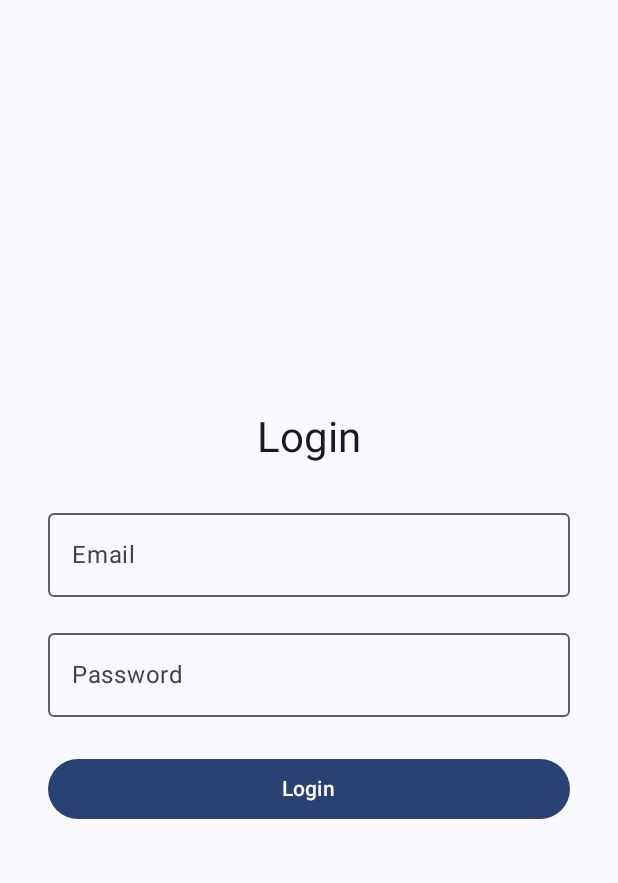
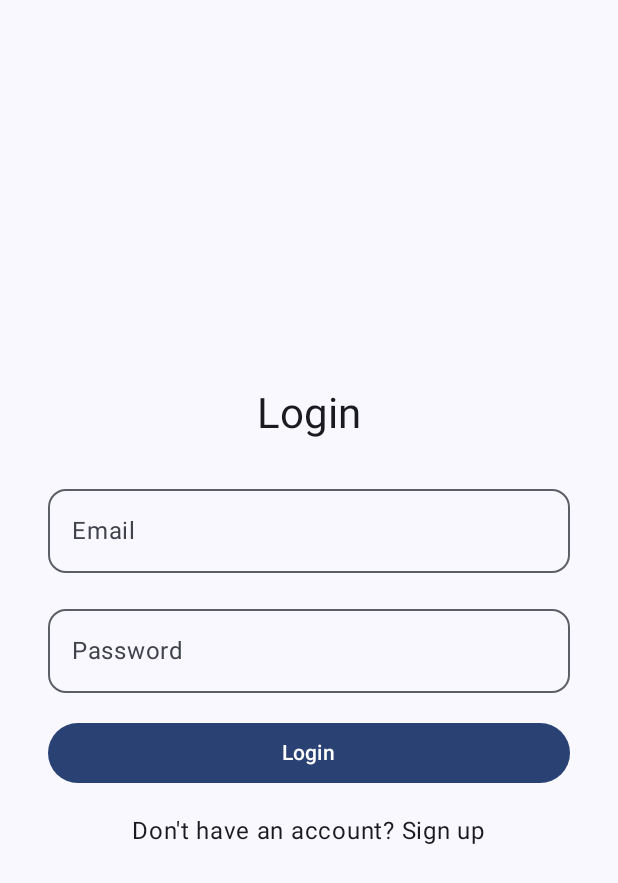
Before and after one commit to HAlGhanim/Cheque-Android, an Android app built with Jetpack Compose: the screen it shows after launch (MainActivity), on a phone screen of 412 x 824 dp. Shown: the top 883 px of the screen. Run offline under Robolectric (Android 15) with nearby library versions, the phone set to English and light mode, and no system bars.

Commit message:
Added new Register Screens ( AND LINKED THEM WITH THE BACKEND)

```diff
--- /dev/null
+++ b/app/src/main/java/com/example/cheque_android/data/AccountRequest.kt
@@ -0,0 +1,6 @@
+package com.example.cheque_android.data
+
+data class AccountRequest(
+
+    val accountType: String,
+)
--- /dev/null
+++ b/app/src/main/java/com/example/cheque_android/data/RegisterRequests.kt
@@ -0,0 +1,6 @@
+package com.example.cheque_android.data
+
+data class RegisterRequests(
+    val email: String,
+    val password: String
+)
--- a/app/src/main/java/com/example/cheque_android/data/User.kt
+++ b/app/src/main/java/com/example/cheque_android/data/User.kt
@@ -3,7 +3,7 @@ package com.example.cheque_android.data
 data class User(
     var email: String,
     var password: String,
-    val role: Role? = null,
+    val role: Role = Role.USER,
     val token: String? = null
 )
 
--- a/app/src/main/java/com/example/cheque_android/data/response/TokenResponse.kt
+++ b/app/src/main/java/com/example/cheque_android/data/response/TokenResponse.kt
@@ -1,6 +1,11 @@
 package com.example.cheque_android.data.response
 
-data class TokenResponse(val token: String?) {
+
+data class TokenResponse(
+    val token: String?,
+    val user: Any? = null
+
+){
     fun getBearerToken(): String {
         return "Bearer $token"
     }
--- a/app/src/main/java/com/example/cheque_android/navigation/AppNavigation.kt
+++ b/app/src/main/java/com/example/cheque_android/navigation/AppNavigation.kt
@@ -6,6 +6,9 @@ import androidx.navigation.compose.NavHost
 import androidx.navigation.compose.composable
 import com.example.cheque_android.ui.screens.HomeScreen
 import com.example.cheque_android.ui.screens.LoginScreen
+import com.example.cheque_android.ui.screens.RegisterScreen
+import com.example.cheque_android.ui.screens.SignupFailureScreen
+import com.example.cheque_android.ui.screens.SignupSuccessScreen
 import com.example.cheque_android.viewmodel.ChequeViewModel
 
 @Composable
@@ -14,9 +17,19 @@ fun AppNavigation(navController: NavHostController, viewModel: ChequeViewModel)
         composable(Screen.Login.route) {
             LoginScreen(viewModel = viewModel, navController = navController)
         }
+        composable(Screen.Register.route) {
+            RegisterScreen(viewModel = viewModel, navController = navController)
+        }
         composable(Screen.Home.route) {
             HomeScreen(viewModel = viewModel, navController = navController)
         }
+        composable(Screen.SignupSuccess.route) {
+            SignupSuccessScreen(navController = navController)
+        }
+        composable(Screen.SignupFailureScreen.route) {
+            SignupFailureScreen(navController = navController)
+        }
+
 
     }
 }
--- a/app/src/main/java/com/example/cheque_android/navigation/Screen.kt
+++ b/app/src/main/java/com/example/cheque_android/navigation/Screen.kt
@@ -3,4 +3,7 @@ package com.example.cheque_android.navigation
 sealed class Screen(val route: String) {
     object Login : Screen("login")
     object Home : Screen("home")
+    object Register: Screen("register")
+    object SignupSuccess: Screen("signupsuccess")
+    object SignupFailureScreen: Screen("signupfailurescreen")
 }
--- a/app/src/main/java/com/example/cheque_android/network/ChequeApiService.kt
+++ b/app/src/main/java/com/example/cheque_android/network/ChequeApiService.kt
@@ -1,6 +1,9 @@
 package com.example.cheque_android.network
 
 import com.example.cheque_android.data.Account
+import com.example.cheque_android.data.AccountRequest
+import com.example.cheque_android.data.KYCRequest
+import com.example.cheque_android.data.RegisterRequests
 import com.example.cheque_android.data.User
 import com.example.cheque_android.data.response.TokenResponse
 import retrofit2.Response
@@ -11,10 +14,19 @@ import retrofit2.http.POST
 
 interface ChequeApiService {
 
-    @POST("auth/register")
-    suspend fun signup(@Body user: User): Response<TokenResponse>
+    @POST("/api/auth/register")
+    suspend fun register(@Body request: RegisterRequests): Response<TokenResponse>
 
-    @POST("auth/login")
+
+    @POST("/api/kyc")
+    suspend fun createKyc(@Body request: KYCRequest): Response<Unit>
+
+    @POST("/api/accounts/create")
+    suspend fun createAccount(
+        @Header("Authorization") token: String,
+        @Body accountRequest: AccountRequest): Response<Unit>
+
+    @POST("/auth/login")
     suspend fun login(@Body user: User): Response<TokenResponse>
 
 
--- a/app/src/main/java/com/example/cheque_android/network/RetrofitHelper.kt
+++ b/app/src/main/java/com/example/cheque_android/network/RetrofitHelper.kt
@@ -7,7 +7,7 @@ import retrofit2.Retrofit
 import retrofit2.converter.gson.GsonConverterFactory
 
 object RetrofitHelper {
-    private const val port = "8080"
+    private const val port = "8081"
     private const val baseUrl = "http://10.0.2.2:$port/api/"
 
     fun getInstance(context: Context): Retrofit {
--- a/app/src/main/java/com/example/cheque_android/ui/screens/LoginScreen.kt
+++ b/app/src/main/java/com/example/cheque_android/ui/screens/LoginScreen.kt
@@ -1,11 +1,13 @@
 package com.example.cheque_android.ui.screens
 
+import androidx.compose.foundation.clickable
 import androidx.compose.foundation.layout.*
+import androidx.compose.foundation.shape.RoundedCornerShape
 import androidx.compose.material3.*
 import androidx.compose.runtime.*
 import androidx.compose.ui.Alignment
 import androidx.compose.ui.Modifier
-import androidx.compose.ui.platform.LocalContext
+import androidx.compose.ui.draw.clip
 import androidx.compose.ui.text.input.PasswordVisualTransformation
 import androidx.compose.ui.unit.dp
 import androidx.navigation.NavController
@@ -14,10 +16,10 @@ import com.example.cheque_android.viewmodel.ChequeViewModel
 
 @Composable
 fun LoginScreen(viewModel: ChequeViewModel, navController: NavController) {
-    val context = LocalContext.current
     var username by remember { mutableStateOf("") }
     var password by remember { mutableStateOf("") }
     val token = viewModel.token
+    val errorMessage = viewModel.loginError
 
     LaunchedEffect(token) {
         if (!token?.token.isNullOrBlank()) {
@@ -42,8 +44,8 @@ fun LoginScreen(viewModel: ChequeViewModel, navController: NavController) {
             value = username,
             onValueChange = { username = it },
             label = { Text("Email") },
-            modifier = Modifier.fillMaxWidth()
-        )
+            modifier = Modifier.fillMaxWidth(),
+            shape = RoundedCornerShape(12.dp)         )
 
         Spacer(modifier = Modifier.height(16.dp))
 
@@ -52,15 +54,37 @@ fun LoginScreen(viewModel: ChequeViewModel, navController: NavController) {
             onValueChange = { password = it },
             label = { Text("Password") },
             visualTransformation = PasswordVisualTransformation(),
+            modifier = Modifier.fillMaxWidth(),
+            shape = RoundedCornerShape(12.dp)         )
+
+
+
+        Spacer(modifier = Modifier.height(16.dp))
+
+        if (!errorMessage.isNullOrBlank()) {
+            Text(
+                text = errorMessage,
+                color = MaterialTheme.colorScheme.error,
+                style = MaterialTheme.typography.bodyMedium,
+                modifier = Modifier
+                    .fillMaxWidth()
+                    .padding(bottom = 8.dp)
+            )
+        }
+
+        Button(
+            onClick = {
+                viewModel.login(username, password)
+            },
             modifier = Modifier.fillMaxWidth()
-        )
-
-        Spacer(modifier = Modifier.height(24.dp))
-
-        Button(onClick = {
-            viewModel.login(username, password)
-        }, modifier = Modifier.fillMaxWidth()) {
+        ) {
             Text("Login")
         }
+
+        Spacer(modifier = Modifier.height(16.dp))
+
+        Text("Don't have an account? Sign up", modifier = Modifier.clickable {
+            navController.navigate(Screen.Register.route)
+        })
     }
 }
```
Also changed, not shown: app/src/main/java/com/example/cheque_android/data/KYCRequest.kt (added, +7 -0 lines), app/src/main/java/com/example/cheque_android/ui/screens/RegisterScreen.kt (added, +209 -0 lines), app/src/main/java/com/example/cheque_android/ui/screens/SignupFailureScreen.kt (added, +48 -0 lines), app/src/main/java/com/example/cheque_android/ui/screens/SignupSuccessScreen.kt (added, +47 -0 lines), app/src/main/java/com/example/cheque_android/viewmodel/ChequeViewModel.kt (+69 -2 lines).
